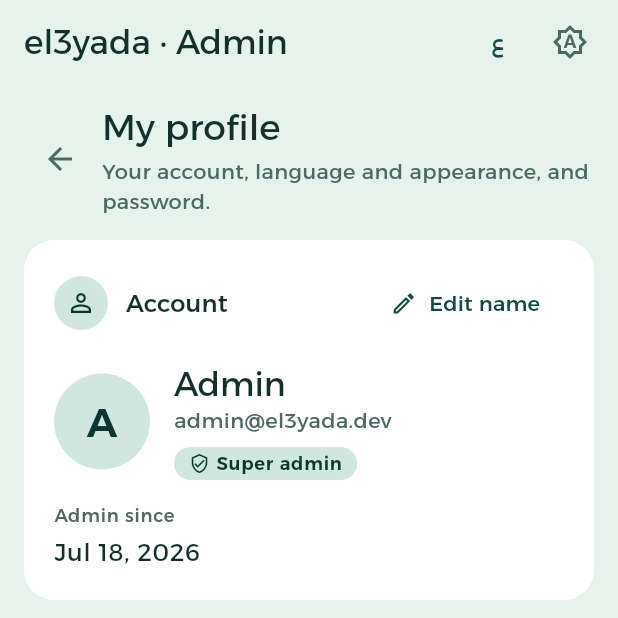
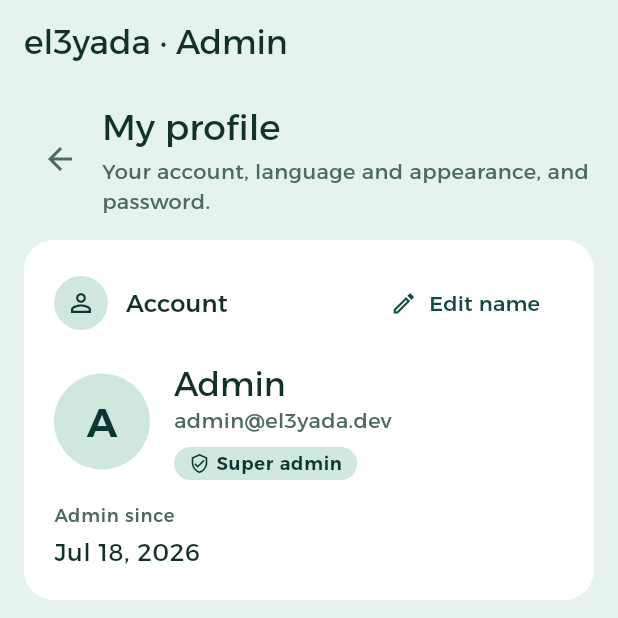
Before and after one commit to YoussefGhonem-hub/el3yada, a Flutter app: the AdminProfileScreen screen opened by its route, on a phone screen of 412 x 824 dp, the top half of it. Run offline on Flutter 3.47's test engine with Material 3 defaults, Android fonts, the phone set to English and light mode, and no system bars; our stand-ins replace dio, flutter_riverpod, flutter_secure_storage, freezed_annotation, go_router, image_picker and 4 more; missing offline and left inert: file_selector; accounts and stored records are empty; network calls fail.

Commit message:
One MotionSize for every screen; a calmer phone top bar
- MotionSize moves to core/widgets. The suspension banner and
  AdminAnimatedSize use it: an AnimatedSize with a zero duration (reduced
  motion) asserts when its child changes size.
- On phones, doctors, assistants and admins no longer get the language,
  theme and sign-out buttons in the top bar. Their settings screens have
  them (D24, AS12, AD18), and the title and branch picker need the room.

Co-Authored-By: Claude Opus 5.5 <noreply@anthropic.com>

```diff
--- /dev/null
+++ b/app/lib/core/widgets/motion_size.dart
@@ -0,0 +1,25 @@
+import 'package:flutter/widgets.dart';
+
+import '../theme/motion.dart';
+
+/// Grows and shrinks with its child (spec section 12: content that appears
+/// or goes away resizes smoothly). With reduced motion the size simply
+/// changes: an `AnimatedSize` with a zero duration asserts when its child
+/// changes size, so it isn't used then.
+class MotionSize extends StatelessWidget {
+  const MotionSize({
+    super.key,
+    required this.child,
+    this.alignment = AlignmentDirectional.topStart,
+    this.curve = Motion.standardCurve,
+  });
+
+  final Widget child;
+  final AlignmentGeometry alignment;
+  final Curve curve;
+
+  @override
+  Widget build(BuildContext context) => Motion.of(context).reduced
+      ? child
+      : AnimatedSize(duration: Motion.normal, curve: curve, alignment: alignment, child: child);
+}
--- a/app/lib/features/admin/presentation/widgets/admin_widgets.dart
+++ b/app/lib/features/admin/presentation/widgets/admin_widgets.dart
@@ -3,7 +3,7 @@ import 'package:go_router/go_router.dart';
 
 import '../../../../core/network/api_error_text.dart';
 import '../../../../core/theme/app_theme.dart';
-import '../../../../core/theme/motion.dart';
+import '../../../../core/widgets/motion_size.dart';
 import '../../../../l10n/gen/app_localizations.dart';
 import '../../domain/admin_models.dart';
 
@@ -453,10 +453,5 @@ class AdminAnimatedSize extends StatelessWidget {
   final Widget child;
 
   @override
-  Widget build(BuildContext context) => AnimatedSize(
-        duration: Motion.of(context).reduced ? Duration.zero : Motion.normal,
-        curve: Motion.standardCurve,
-        alignment: AlignmentDirectional.topStart,
-        child: child,
-      );
+  Widget build(BuildContext context) => MotionSize(child: child);
 }
--- a/app/lib/features/clinic/presentation/clinic_shell_parts.dart
+++ b/app/lib/features/clinic/presentation/clinic_shell_parts.dart
@@ -3,6 +3,7 @@ import 'package:flutter_riverpod/flutter_riverpod.dart';
 import 'package:go_router/go_router.dart';
 
 import '../../../core/theme/motion.dart';
+import '../../../core/widgets/motion_size.dart';
 import '../../../l10n/gen/app_localizations.dart';
 import '../application/clinic_providers.dart';
 import '../domain/clinic_context.dart';
@@ -94,11 +95,8 @@ class SuspensionBanner extends ConsumerWidget {
     final show = clinic?.isSuspended ?? false;
     final l10n = AppLocalizations.of(context);
     final scheme = Theme.of(context).colorScheme;
-    final motion = Motion.of(context);
-    return AnimatedSize(
-      duration: motion.reduced ? Duration.zero : Motion.normal,
+    return MotionSize(
       curve: Motion.enterCurve,
-      alignment: AlignmentDirectional.topStart,
       child: !show
           ? const SizedBox(width: double.infinity)
           : Material(
--- a/app/lib/features/shell/role_scaffold.dart
+++ b/app/lib/features/shell/role_scaffold.dart
@@ -113,7 +113,10 @@ class _RoleScaffoldState extends ConsumerState<RoleScaffold> {
             icon: const Icon(Icons.account_circle_outlined),
             onPressed: () => context.go(profilePath),
           ),
-        const SettingsActions(),
+        // Phones have little room: doctors, assistants and admins change the
+        // language and theme, and sign out, in their settings (D24, AS12,
+        // AD18). Patients keep them here until their account screen (P14).
+        if (width >= Breakpoints.tablet || shell.role == UserRole.patient) const SettingsActions(),
       ],
     );
 
```
Also changed, not shown: app/lib/features/clinic_admin/presentation/widgets/clinic_admin_widgets.dart (+1 -14 lines).
